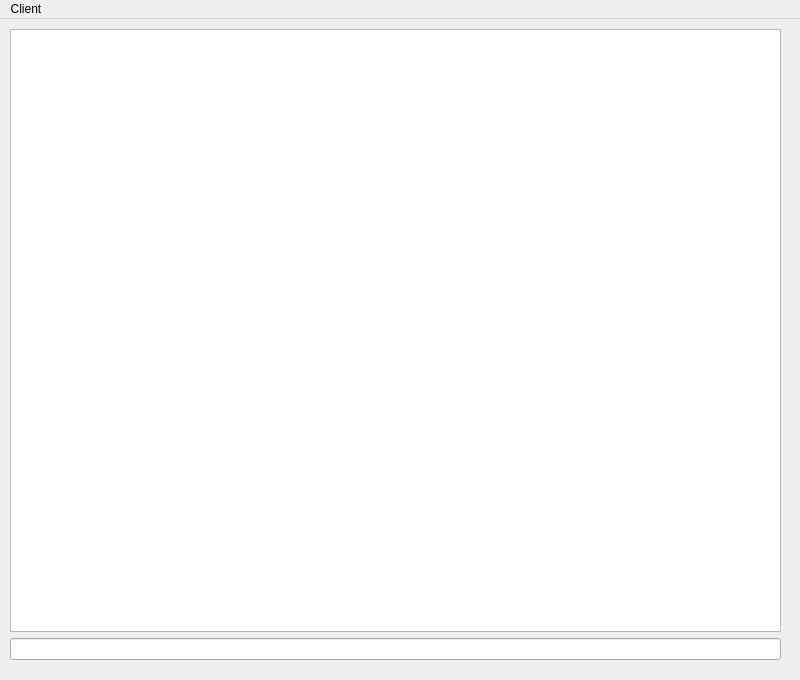
Qt form src/modules/gui.ui (develer-staff/devclient) before a commit.
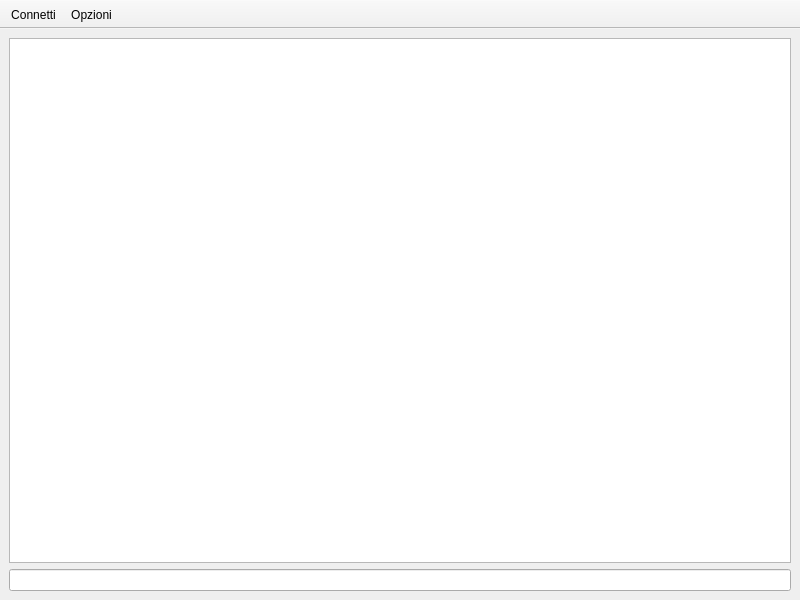
The same form after that commit. Icons and pictures are not drawn.

Commit message: tolta menubar in favore di una toolbar, e fatti piccoli aggiustamenti per evitare problemi quando il client e' lanciato da path diversi da quello in cui si trova il core

The edit to the form file:
```diff
--- a/src/modules/gui.ui
+++ b/src/modules/gui.ui
@@ -6,25 +6,16 @@
     <x>0</x>
     <y>0</y>
     <width>800</width>
-    <height>680</height>
+    <height>600</height>
    </rect>
   </property>
   <property name="windowTitle" >
    <string>DevClient</string>
   </property>
   <widget class="QWidget" name="centralwidget" >
-   <widget class="QWidget" name="layoutWidget" >
-    <property name="geometry" >
-     <rect>
-      <x>10</x>
-      <y>10</y>
-      <width>771</width>
-      <height>631</height>
-     </rect>
-    </property>
     <layout class="QVBoxLayout" >
      <property name="margin" >
-      <number>0</number>
+     <number>9</number>
      </property>
      <property name="spacing" >
       <number>6</number>
@@ -41,26 +32,27 @@
      </item>
     </layout>
    </widget>
-  </widget>
-  <widget class="QMenuBar" name="menubar" >
-   <property name="geometry" >
-    <rect>
-     <x>0</x>
-     <y>0</y>
-     <width>800</width>
-     <height>29</height>
-    </rect>
+  <widget class="QToolBar" name="toolBar" >
+   <property name="contextMenuPolicy" >
+    <enum>Qt::PreventContextMenu</enum>
    </property>
-   <widget class="QMenu" name="menuClient" >
-    <property name="title" >
-     <string>Client</string>
-    </property>
+   <property name="movable" >
+    <bool>false</bool>
+   </property>
+   <property name="orientation" >
+    <enum>Qt::Horizontal</enum>
+   </property>
+   <property name="iconSize" >
+    <size>
+     <width>32</width>
+     <height>32</height>
+    </size>
+   </property>
+   <attribute name="toolBarArea" >
+    <number>4</number>
+   </attribute>
     <addaction name="actionConnect" />
-    <addaction name="actionDisconnect" />
-    <addaction name="separator" />
-    <addaction name="actionExit" />
-   </widget>
-   <addaction name="menuClient" />
+   <addaction name="actionOption" />
   </widget>
   <action name="actionConnect" >
    <property name="text" >
@@ -77,6 +69,14 @@
     <string>Esci</string>
    </property>
   </action>
+  <action name="actionOption" >
+   <property name="icon" >
+    <iconset>../../images/option.png</iconset>
+   </property>
+   <property name="text" >
+    <string>Opzioni</string>
+   </property>
+  </action>
  </widget>
  <resources/>
  <connections>
```
Left out of the diff: 33 changed lines with no effect on the pictures. Lines whose indentation alone changed are shown as unchanged. The commit also changes 5 other files.
